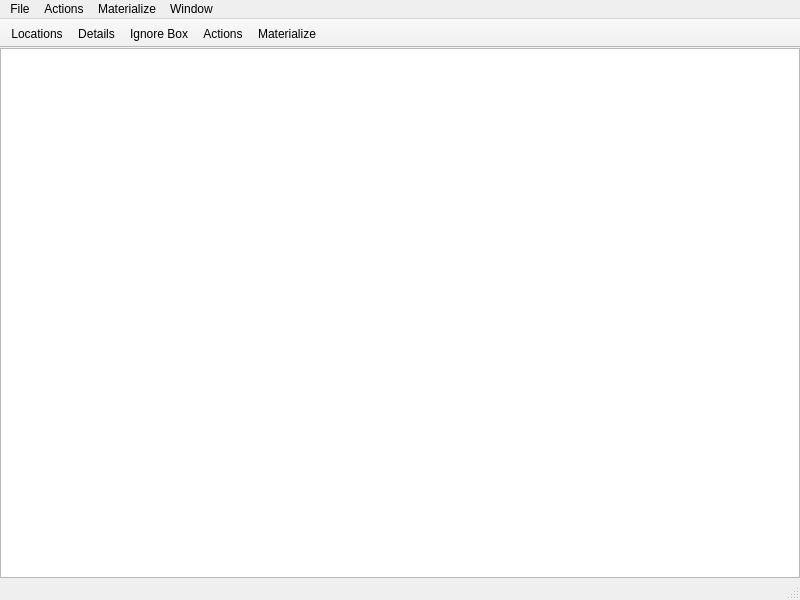
Qt form qt/ui/main_window.ui (hsoft/musicguru) before a commit.
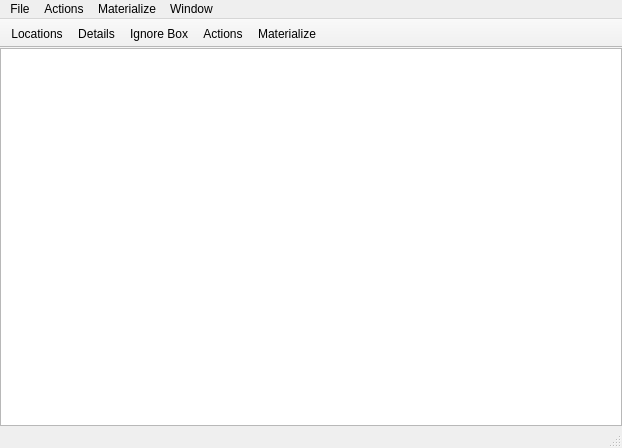
The same form after that commit. Icons and pictures are not drawn.

Commit message: Implemented auto-placement of the locations panel and ignore box as well as other minor panel adjustments.

The edit to the form file:
```diff
--- a/qt/ui/main_window.ui
+++ b/qt/ui/main_window.ui
@@ -6,8 +6,8 @@
    <rect>
     <x>0</x>
     <y>0</y>
-    <width>800</width>
-    <height>600</height>
+    <width>622</width>
+    <height>448</height>
    </rect>
   </property>
   <property name="windowTitle">
@@ -53,7 +53,7 @@
     <rect>
      <x>0</x>
      <y>0</y>
-     <width>800</width>
+     <width>622</width>
      <height>22</height>
     </rect>
    </property>
```
The commit also changes 5 other files.
